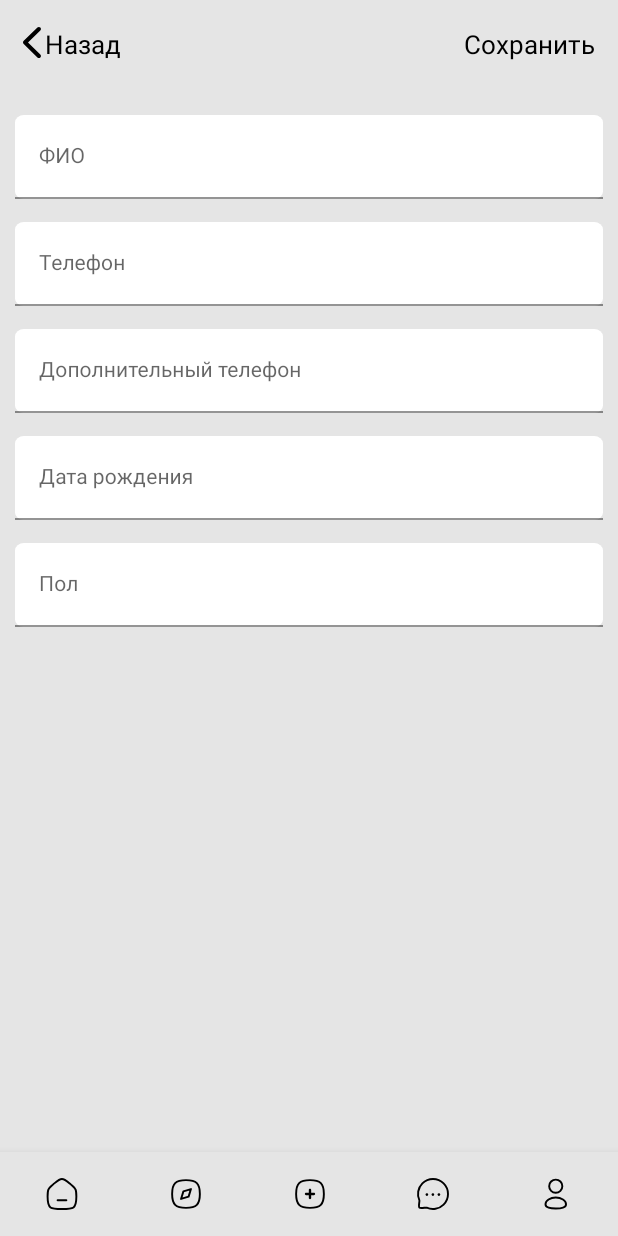
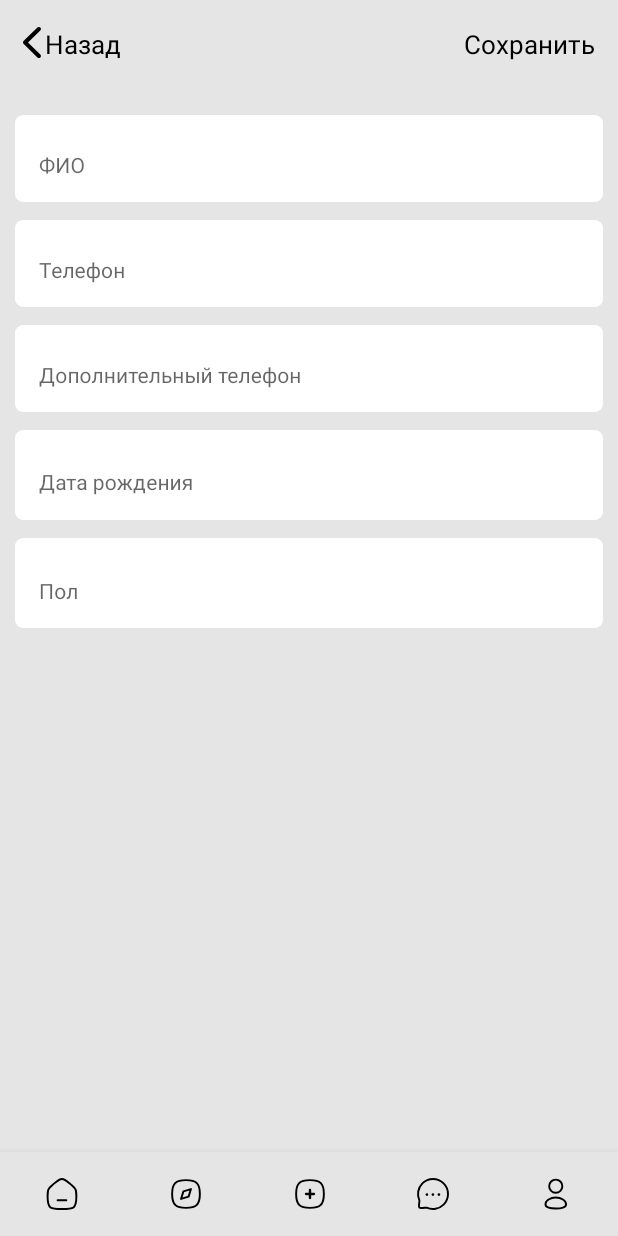
Before and after one commit to AlexLeonovDeveloper/ClientApp, an Android app: the ClientPersonalInformationFragment screen opened through its navigation route, on a phone screen of 412 x 824 dp. Run offline under Robolectric (Android 15) with nearby library versions, the phone set to English and light mode, and no system bars; our stand-ins replace Dagger/Hilt's generated code, navigation-ui.

Commit message:
ok edit profile

```diff
--- a/app/src/main/res/layout/fragment_client_personal_information.xml
+++ b/app/src/main/res/layout/fragment_client_personal_information.xml
@@ -5,6 +5,7 @@
     android:layout_width="match_parent"
     android:layout_height="match_parent"
     android:background="@color/profile_bg"
+    android:clipToPadding="true"
     android:textAlignment="center"
     tools:context=".ui.fragments.ClientPersonalInformationFragment">
 
@@ -48,32 +49,32 @@
 
     <com.google.android.material.textfield.TextInputLayout
         android:id="@+id/inputLayoutFullName"
+        style="@style/Widget.MaterialComponents.TextInputLayout.OutlinedBox"
         android:layout_width="match_parent"
-
-        android:layout_height="wrap_content"
+        android:layout_height="58dp"
         android:layout_below="@id/tvLeft"
-        app:boxBackgroundMode="filled"
-        app:boxStrokeColor="@color/profile_bg"
-        app:hintAnimationEnabled="true"
-        app:hintEnabled="true">
+        android:layout_centerInParent="false"
+        android:layout_marginLeft="10dp"
+        android:layout_marginTop="35dp"
+        android:layout_marginRight="10dp"
+        android:background="@drawable/iv_item_background"
+        android:clipToPadding="true"
+        android:foregroundGravity="center"
+        android:gravity="center"
+        android:hint="ФИО"
+        app:boxBackgroundMode="none"
+        app:boxCornerRadiusBottomEnd="5dp"
+        app:boxCornerRadiusBottomStart="5dp"
+        app:boxCornerRadiusTopEnd="5dp"
+        app:boxCornerRadiusTopStart="5dp"
+        app:boxStrokeColor="#F8F0F0"
+        app:endIconMode="clear_text"
+        app:endIconTint="#F4F3F3">
 
         <com.google.android.material.textfield.TextInputEditText
             android:id="@+id/etName"
-            fontPath="fonts/OpenSans-Semibold.ttf"
             android:layout_width="match_parent"
             android:layout_height="wrap_content"
-            android:layout_marginLeft="10dp"
-            android:layout_marginTop="35dp"
-            android:layout_marginRight="10dp"
-            android:background="@drawable/iv_item_background"
-            android:hint="ФИО"
-            android:imeOptions="actionNext"
-            android:inputType="textCapWords"
-            android:nextFocusDown="@+id/editTextEmail"
-            android:singleLine="true"
-            android:textColor="@color/black"
-            android:textColorHighlight="@color/profile_bg"
-            android:textColorHint="@color/grey"
             android:textSize="14sp" />
 
     </com.google.android.material.textfield.TextInputLayout>
@@ -81,88 +82,98 @@
 
     <com.google.android.material.textfield.TextInputLayout
         android:id="@+id/inputLayoutTel"
+        style="@style/Widget.MaterialComponents.TextInputLayout.OutlinedBox"
         android:layout_width="match_parent"
-
-        android:layout_height="wrap_content"
+        android:layout_height="58dp"
         android:layout_below="@id/inputLayoutFullName"
-        app:boxBackgroundMode="filled"
-        app:boxStrokeColor="@color/profile_bg">
+        android:layout_marginLeft="10dp"
+        android:layout_marginTop="12dp"
+        android:layout_marginRight="10dp"
+        android:background="@drawable/iv_item_background"
+        android:clipToPadding="true"
+        android:foregroundGravity="center"
+        android:gravity="center"
+        android:hint="Телефон"
+        app:boxBackgroundMode="none"
+        app:boxCornerRadiusBottomEnd="5dp"
+        app:boxCornerRadiusBottomStart="5dp"
+        app:boxCornerRadiusTopEnd="5dp"
+        app:boxCornerRadiusTopStart="5dp"
+        app:boxStrokeColor="#F8F0F0"
+        app:endIconMode="clear_text"
+        app:endIconTint="#F4F3F3">
 
         <com.google.android.material.textfield.TextInputEditText
             android:id="@+id/etTel"
-            fontPath="fonts/OpenSans-Semibold.ttf"
             android:layout_width="match_parent"
             android:layout_height="wrap_content"
-            android:layout_marginLeft="10dp"
-            android:layout_marginTop="15dp"
-            android:layout_marginRight="10dp"
-            android:background="@drawable/iv_item_background"
-            android:hint="Телефон"
-            android:imeOptions="actionNext"
-            android:inputType="phone"
-            android:nextFocusDown="@+id/editTextEmail"
-            android:singleLine="true"
-            android:textColor="@color/black"
-            android:textColorHighlight="@color/profile_bg"
-            android:textColorHint="@color/grey"
             android:textSize="14sp" />
 
     </com.google.android.material.textfield.TextInputLayout>
 
     <com.google.android.material.textfield.TextInputLayout
         android:id="@+id/inputLayoutDopTel"
+        style="@style/Widget.MaterialComponents.TextInputLayout.OutlinedBox"
         android:layout_width="match_parent"
-
-        android:layout_height="wrap_content"
+        android:layout_height="58dp"
         android:layout_below="@id/inputLayoutTel"
-        app:boxStrokeColor="@color/profile_bg">
+        android:layout_marginLeft="10dp"
+        android:layout_marginTop="12dp"
+        android:layout_marginRight="10dp"
+        android:background="@drawable/iv_item_background"
+        android:clipChildren="false"
+        android:clipToPadding="true"
+        android:foregroundGravity="center"
+        android:gravity="center"
+        android:hint="Дополнительный телефон"
+        app:boxBackgroundMode="none"
+        app:boxCornerRadiusBottomEnd="5dp"
+        app:boxCornerRadiusBottomStart="5dp"
+        app:boxCornerRadiusTopEnd="5dp"
+        app:boxCornerRadiusTopStart="5dp"
+        app:boxStrokeColor="#F8F0F0"
+        app:endIconMode="clear_text"
+        app:endIconTint="#F4F3F3">
 
         <com.google.android.material.textfield.TextInputEditText
             android:id="@+id/etDopTel"
-            fontPath="fonts/OpenSans-Semibold.ttf"
             android:layout_width="match_parent"
             android:layout_height="wrap_content"
-            android:layout_marginLeft="10dp"
-            android:layout_marginTop="15dp"
-            android:layout_marginRight="10dp"
-            android:background="@drawable/iv_item_background"
-            android:hint="Дополнительный телефон"
-            android:imeOptions="actionNext"
-            android:inputType="phone"
-            android:nextFocusDown="@+id/editTextEmail"
-            android:singleLine="true"
-            android:textColor="@color/black"
-            android:textColorHighlight="@color/grey"
-            android:textColorHint="@color/grey"
-            android:textSize="14sp" />
+            android:textSize="14sp">
+
+        </com.google.android.material.textfield.TextInputEditText>
 
     </com.google.android.material.textfield.TextInputLayout>
 
     <com.google.android.material.textfield.TextInputLayout
         android:id="@+id/inputLayoutDateH"
+        style="@style/Widget.MaterialComponents.TextInputLayout.OutlinedBox"
         android:layout_width="match_parent"
-
-        android:layout_height="wrap_content"
+        android:layout_height="60dp"
         android:layout_below="@id/inputLayoutDopTel"
-        app:boxStrokeColor="@color/profile_bg">
+        android:layout_marginLeft="10dp"
+        android:layout_marginTop="12dp"
+        android:layout_marginRight="10dp"
+        android:background="@drawable/iv_item_background"
+        android:clipToPadding="true"
+        android:foregroundGravity="center"
+        android:gravity="center"
+        android:hint="Дата рождения"
+        app:boxBackgroundMode="none"
+        app:boxCornerRadiusBottomEnd="5dp"
+        app:boxCornerRadiusBottomStart="5dp"
+        app:boxCornerRadiusTopEnd="5dp"
+        app:boxCornerRadiusTopStart="5dp"
+        app:boxStrokeColor="#F8F0F0"
+        app:endIconMode="clear_text"
+        app:endIconTint="#F4F3F3"
+        app:hintAnimationEnabled="true"
+        app:hintEnabled="true">
 
         <com.google.android.material.textfield.TextInputEditText
             android:id="@+id/etDateH"
-            fontPath="fonts/OpenSans-Semibold.ttf"
             android:layout_width="match_parent"
             android:layout_height="wrap_content"
-            android:layout_marginLeft="10dp"
-            android:layout_marginTop="15dp"
-            android:layout_marginRight="10dp"
-            android:background="@drawable/iv_item_background"
-            android:hint="Дата рождения"
-            android:imeOptions="actionNext"
-            android:inputType="date"
-            android:nextFocusDown="@+id/editTextEmail"
-            android:singleLine="true"
-            android:textColor="@color/black"
-            android:textColorHighlight="@color/grey"
-            android:textColorHint="@color/grey"
             android:textSize="14sp" />
 
     </com.google.android.material.textfield.TextInputLayout>
@@ -170,30 +181,33 @@
 
     <com.google.android.material.textfield.TextInputLayout
         android:id="@+id/inputLayoutPol"
+        style="@style/Widget.MaterialComponents.TextInputLayout.OutlinedBox"
         android:layout_width="match_parent"
-
-        android:layout_height="wrap_content"
+        android:layout_height="60dp"
         android:layout_below="@id/inputLayoutDateH"
-        app:boxStrokeColor="@color/profile_bg"
-        app:startIconTint="#E6E4E4">
+        android:layout_marginLeft="10dp"
+        android:layout_marginTop="12dp"
+        android:layout_marginRight="10dp"
+        android:background="@drawable/iv_item_background"
+        android:clipChildren="false"
+        android:clipToPadding="true"
+        android:foregroundGravity="top|left"
+        android:gravity="top|left"
+        app:boxBackgroundMode="none"
+        app:boxStrokeColor="#F8F0F0"
+        app:endIconMode="clear_text"
+        app:endIconTint="#F4F3F3">
 
         <com.google.android.material.textfield.TextInputEditText
             android:id="@+id/etPol"
-            fontPath="fonts/OpenSans-Semibold.ttf"
             android:layout_width="match_parent"
             android:layout_height="wrap_content"
-            android:layout_marginLeft="10dp"
-            android:layout_marginTop="15dp"
-            android:layout_marginRight="10dp"
-            android:background="@drawable/iv_item_background"
+
+            android:layout_gravity="top|left"
+            android:foregroundGravity="top|left"
+            android:freezesText="false"
+            android:gravity="top|left"
             android:hint="Пол"
-            android:imeOptions="actionNext"
-            android:inputType="textCapWords"
-            android:nextFocusDown="@+id/editTextEmail"
-            android:singleLine="true"
-            android:textColor="@color/black"
-            android:textColorHighlight="@color/grey"
-            android:textColorHint="@color/grey"
             android:textSize="14sp" />
 
     </com.google.android.material.textfield.TextInputLayout>
--- a/app/src/main/res/values/themes.xml
+++ b/app/src/main/res/values/themes.xml
@@ -30,4 +30,11 @@
         <item name="colorSwitchThumbNormal">@color/cleanerColor2</item>
         <item name="android:colorForeground">@color/cleanerColor3</item>
     </style>
+
+    <style name="CustomEditText" parent="Widget.AppCompat.EditText">
+
+        <item name="colorControlNormal">@color/profile_bg</item>
+        <item name="colorControlActivated">@color/profile_bg</item>
+        <item name="colorControlHighlight">@color/profile_bg</item>
+    </style>
 </resources>
```
